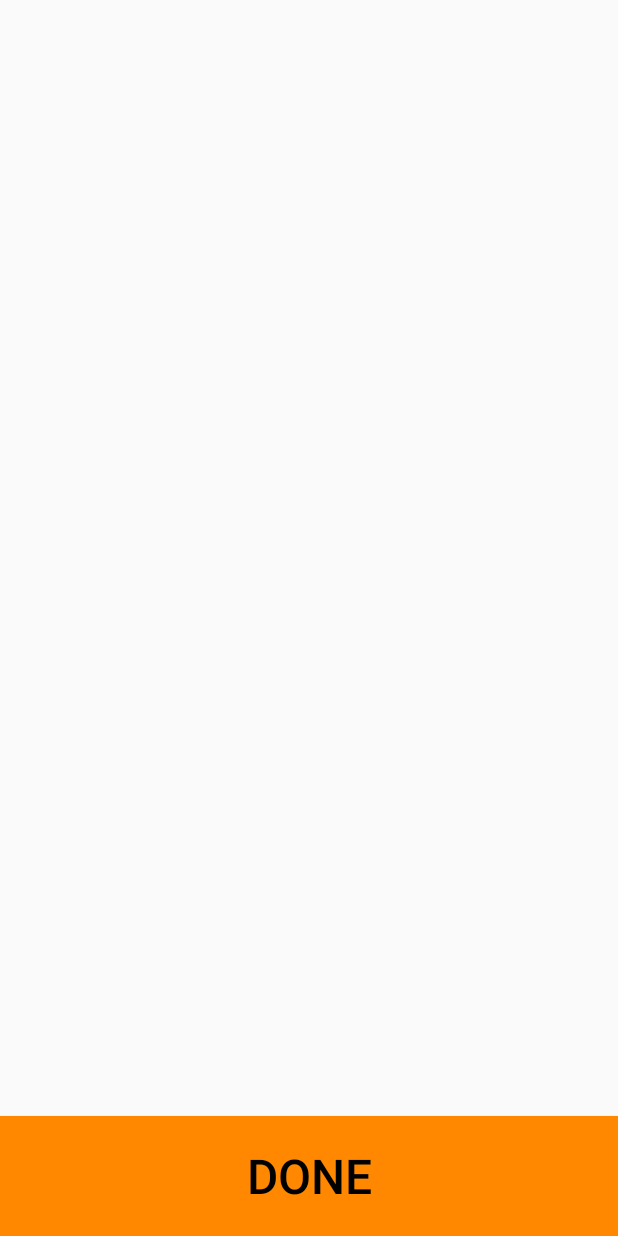
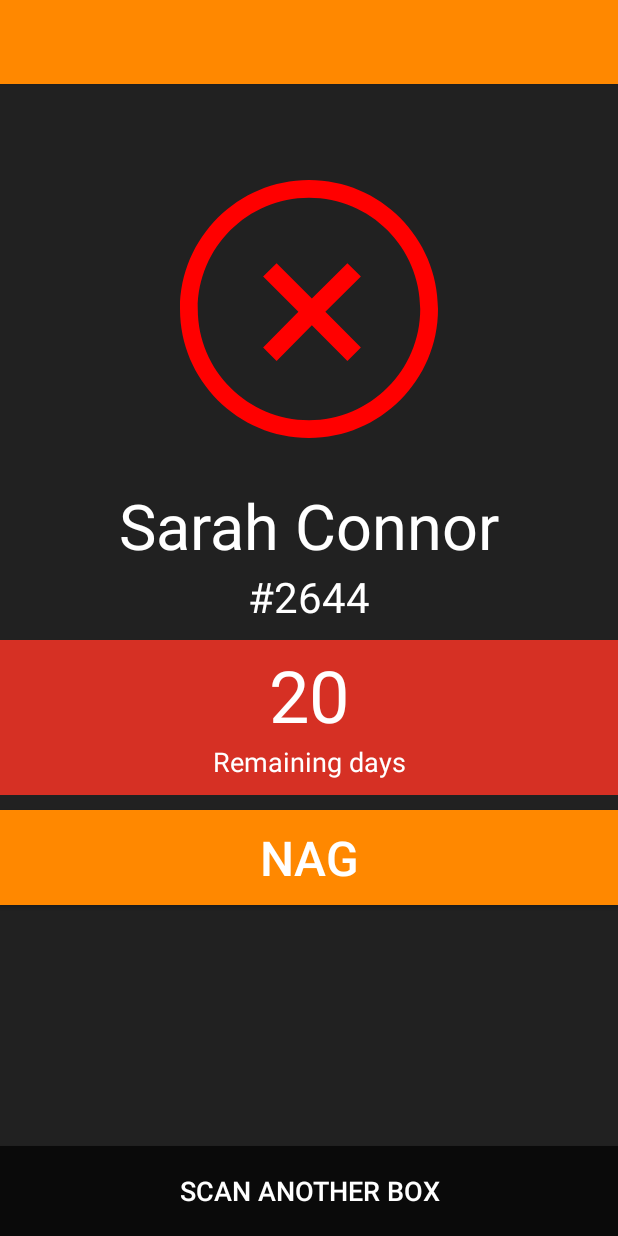
Before and after one commit to makerspace/BoxTerminator-App, an Android app: the TerminationResultActivity screen opened directly, with no data from a screen before it, on a phone screen of 412 x 824 dp. Run offline under Robolectric (Android 15) with nearby library versions, the light colour scheme and no system bars; 4 statements that could not run were skipped.

Commit message:
Update scan result UI

```diff
--- /dev/null
+++ b/app/src/main/res/drawable/ic_noun_cross.xml
@@ -0,0 +1,5 @@
+<vector android:height="24dp" android:viewportHeight="90"
+    android:viewportWidth="90" android:width="24dp" xmlns:android="http://schemas.android.com/apk/res/android">
+    <path android:fillColor="#ffffff" android:pathData="M45,0C20.2,0 0,20.2 0,45 0,69.8 20.2,90 45,90 69.8,90 90,69.8 90,45 90,20.2 69.8,0 45,0ZM45,83.8C23.6,83.8 6.2,66.4 6.2,45 6.2,23.6 23.6,6.2 45,6.2 66.4,6.2 83.8,23.6 83.8,45 83.8,66.4 66.4,83.8 45,83.8Z"/>
+    <path android:fillColor="#ffffff" android:pathData="M33.7,29l-4.7,4.7l12.3,12.3l-12.3,12.4l4.7,4.7l12.3,-12.4l12.4,12.4l4.7,-4.7l-12.4,-12.4l12.4,-12.3l-4.7,-4.7l-12.4,12.3z"/>
+</vector>
--- /dev/null
+++ b/app/src/main/res/drawable/ic_noun_tick.xml
@@ -0,0 +1,5 @@
+<vector android:height="24dp" android:viewportHeight="90"
+    android:viewportWidth="90" android:width="24dp" xmlns:android="http://schemas.android.com/apk/res/android">
+    <path android:fillColor="#ffffff" android:pathData="M45,0C20.2,0 0,20.2 0,45 0,69.8 20.2,90 45,90 69.8,90 90,69.8 90,45 90,20.2 69.8,0 45,0ZM45,83.8C23.6,83.8 6.2,66.4 6.2,45 6.2,23.6 23.6,6.2 45,6.2 66.4,6.2 83.8,23.6 83.8,45 83.8,66.4 66.4,83.8 45,83.8Z"/>
+    <path android:fillColor="#ffffff" android:pathData="M26,49l14.7,12.5l28.4,-28.7l-4.4,-4.3l-24.3,24.6l-10.5,-8.8z"/>
+</vector>
--- a/app/src/main/res/layout/termination_result_activity.xml
+++ b/app/src/main/res/layout/termination_result_activity.xml
@@ -1,75 +1,117 @@
 <?xml version="1.0" encoding="utf-8"?>
 <android.support.constraint.ConstraintLayout
         xmlns:android="http://schemas.android.com/apk/res/android"
-        xmlns:app="http://schemas.android.com/apk/res-auto" xmlns:tools="http://schemas.android.com/tools"
+        xmlns:tools="http://schemas.android.com/tools"
+        xmlns:app="http://schemas.android.com/apk/res-auto"
         android:layout_width="match_parent"
-        android:layout_height="match_parent">
+        android:layout_height="match_parent"
+        android:background="@color/memberBox2Background"
+        tools:context=".termination.TerminationActivity">
 
-    <ImageView
+    <ImageView app:layout_constraintLeft_toLeftOf="parent"
+               android:src="@drawable/ic_noun_cross"
+               android:layout_width="0dp"
+               android:layout_height="0dp"
+               app:layout_constraintStart_toStartOf="parent"
+               app:layout_constraintTop_toTopOf="parent" android:layout_marginTop="120dp"
+               android:id="@+id/member_validity" android:tint="#FF0000"
+               app:layout_constraintEnd_toEndOf="parent"
+               app:layout_constraintDimensionRatio="1:1" android:layout_marginStart="120dp"
+               android:layout_marginEnd="120dp"></ImageView>
+
+    <android.support.design.widget.AppBarLayout
+            android:layout_height="wrap_content"
+            android:layout_width="match_parent" app:layout_constraintTop_toTopOf="parent"
+            app:layout_constraintStart_toStartOf="parent" app:layout_constraintEnd_toEndOf="parent">
+
+        <android.support.v7.widget.Toolbar
+                android:id="@+id/toolbar"
+                android:layout_width="match_parent"
+                android:layout_height="?attr/actionBarSize"
+                android:background="?attr/colorPrimary"/>
+
+    </android.support.design.widget.AppBarLayout>
+
+    <TextView
+            android:layout_width="wrap_content"
+            android:layout_height="wrap_content" android:id="@+id/member_name"
+            android:textColor="@android:color/white" android:text="Sarah Connor" android:textSize="42sp"
+            android:layout_marginTop="30dp" app:layout_constraintTop_toBottomOf="@+id/member_validity"
+            android:layout_marginEnd="8dp" app:layout_constraintEnd_toEndOf="parent" android:layout_marginStart="8dp"
+            app:layout_constraintStart_toStartOf="parent"/>
+    <TextView
+            android:layout_width="wrap_content"
+            android:layout_height="wrap_content" android:id="@+id/member_number"
+            app:layout_constraintTop_toBottomOf="@id/member_name"
+            android:textColor="@android:color/white" android:text="#2644" android:textSize="28sp"
+            android:layout_marginEnd="8dp" app:layout_constraintEnd_toEndOf="parent" android:layout_marginStart="8dp"
+            app:layout_constraintStart_toStartOf="parent"/>
+
+    <android.support.constraint.ConstraintLayout
+            android:layout_width="0dp"
+            android:layout_height="wrap_content" app:layout_constraintTop_toBottomOf="@+id/member_number"
+            app:layout_constraintEnd_toEndOf="parent"
+            app:layout_constraintStart_toStartOf="parent" android:background="@color/memberBoxMembershipVeryOld"
+            android:layout_marginTop="10dp" android:id="@+id/member_remaining_background">
+        <TextView
+                android:layout_width="wrap_content"
+                android:layout_height="wrap_content" android:id="@+id/member_remaining"
+                android:textColor="@android:color/white" android:text="20" android:textSize="48sp"
+                android:textAlignment="center"
+                android:layout_marginTop="4dp"
+                app:layout_constraintTop_toTopOf="parent" android:layout_marginStart="8dp"
+                app:layout_constraintStart_toStartOf="parent" android:layout_marginEnd="8dp"
+                app:layout_constraintEnd_toEndOf="parent"/>
+
+        <TextView
+                android:layout_width="wrap_content"
+                android:layout_height="wrap_content"
+                android:textColor="@android:color/white" android:text="Remaining days" android:textSize="18sp"
+                app:layout_constraintTop_toBottomOf="@+id/member_remaining"
+                android:layout_marginStart="8dp" app:layout_constraintStart_toStartOf="parent"
+                android:layout_marginEnd="8dp" app:layout_constraintEnd_toEndOf="parent" android:textAlignment="center"
+                android:layout_marginBottom="10dp"
+                app:layout_constraintBottom_toBottomOf="parent" android:id="@+id/member_remaining_sub"/>
+    </android.support.constraint.ConstraintLayout>
+
+
+    <Button
             android:layout_width="match_parent"
-            android:layout_height="match_parent"
-            android:id="@+id/terminationResultImg"
-            android:scaleType="fitXY"
-            tools:src="@drawable/terminator"
+            android:layout_height="wrap_content"
+            android:text="Nag"
+
+            android:textSize="32sp"
+            android:elevation="3dp"
+            android:textColor="@color/white"
+            android:background="@android:color/holo_orange_dark"
+            android:padding="10dp"
+            android:id="@+id/terminationResultBtn"
             app:layout_constraintStart_toStartOf="parent"
             app:layout_constraintEnd_toEndOf="parent"
-            app:layout_constraintTop_toTopOf="parent"
+            app:layout_constraintTop_toBottomOf="@+id/member_remaining_background" android:layout_marginTop="10dp"
+            android:layout_marginBottom="8dp" app:layout_constraintBottom_toBottomOf="parent"
+            app:layout_constraintVertical_bias="0.0"/>
+    <Button
+            android:layout_width="match_parent"
+            android:layout_height="60dp"
+            android:text="Scan another box"
+
+            android:textSize="18sp"
+            android:elevation="3dp"
+            android:textColor="@color/white"
+            android:background="@color/memberBox2Back"
+            android:padding="10dp"
+            android:id="@+id/terminationBackBtn"
+            app:layout_constraintStart_toStartOf="parent"
+            app:layout_constraintEnd_toEndOf="parent"
+            app:layout_constraintTop_toBottomOf="@+id/terminationBtn" android:layout_marginTop="8dp"
             app:layout_constraintBottom_toBottomOf="parent"
-    />
-    <TextView
-            tools:text="TextView"
+            app:layout_constraintVertical_bias="1.0"/>
+    <android.support.constraint.Guideline
             android:layout_width="wrap_content"
             android:layout_height="wrap_content"
-            android:textColor="@android:color/white"
-            android:textSize="38sp"
-            android:id="@+id/terminationResultText"
-            app:layout_constraintTop_toTopOf="parent"
-            android:layout_marginTop="32dp"
-            app:layout_constraintStart_toStartOf="parent"
-            android:layout_marginStart="32dp"
-            app:layout_constraintEnd_toEndOf="parent"
-            android:layout_marginEnd="32dp"
-            android:textAlignment="center"/>
-    <TextView
-            tools:text="TextView"
-            android:layout_width="wrap_content"
-            android:layout_height="wrap_content"
-            android:textColor="@android:color/white"
-            android:textSize="28sp"
-            android:id="@+id/terminationDate"
-            app:layout_constraintStart_toStartOf="parent"
-            android:layout_marginStart="24dp"
-            app:layout_constraintEnd_toEndOf="parent"
-            android:layout_marginEnd="24dp"
-            android:textAlignment="center"
-            app:layout_constraintHorizontal_bias="0.548" android:layout_marginBottom="8dp"
-            app:layout_constraintBottom_toTopOf="@+id/terminationDoneBtn"/>
-    <Button
-            android:text="Nag"
-            android:textSize="32sp"
-            android:elevation="3dp"
-            android:textColor="@android:color/black"
-            android:background="@android:color/holo_orange_dark"
-            android:layout_width="match_parent"
-            android:layout_height="80dp"
-            android:visibility="gone"
-            tools:visibility="visible"
-            android:id="@+id/terminationResultBtn"
-            app:layout_constraintEnd_toEndOf="parent"
-            app:layout_constraintStart_toStartOf="parent"
-            android:layout_marginBottom="24dp"
-            app:layout_constraintBottom_toTopOf="@+id/terminationDate"/>
-    <Button
-            android:text="Done"
-            android:textSize="32sp"
-            android:elevation="3dp"
-            android:textColor="@android:color/black"
-            android:background="@android:color/holo_orange_dark"
-            android:layout_width="match_parent"
-            android:layout_height="80dp"
-            android:id="@+id/terminationDoneBtn"
-            app:layout_constraintEnd_toEndOf="parent"
-            app:layout_constraintStart_toStartOf="parent"
-            app:layout_constraintBottom_toBottomOf="parent"/>
+            app:layout_constraintGuide_percent="0.45"
+            android:id="@+id/guideline" app:layout_constraintGuide_begin="20dp"
+            android:orientation="horizontal"/>
 
 </android.support.constraint.ConstraintLayout>
--- a/app/src/main/res/values/colors.xml
+++ b/app/src/main/res/values/colors.xml
@@ -3,4 +3,17 @@
     <color name="colorPrimary">#008577</color>
     <color name="colorPrimaryDark">#00574B</color>
     <color name="colorAccent">#D81B60</color>
+
+    <color name="memberBoxBackground">#212121AA</color>
+    <color name="memberBoxMembershipValid">#63D81B</color>
+    <color name="memberBoxMembershipValidSecondary">#51B315</color>
+    <color name="memberBoxMembershipInvalid">#D8C51B</color>
+    <color name="memberBoxMembershipInvalidSecondary">#A29310</color>
+    <color name="memberBoxMembershipVeryOld">#D63024</color>
+    <color name="memberBoxMembershipVeryOldSecondary">#9E1E15</color>
+
+    <color name="memberBox2Background">#212121</color>
+    <color name="memberBox2Back">#0A0A0A</color>
+
+    <color name="white">#FFFFFF</color>
 </resources>
--- a/app/src/main/res/values/strings.xml
+++ b/app/src/main/res/values/strings.xml
@@ -2,4 +2,5 @@
     <string name="app_name">BoxTerminator</string>
     <string name="burger_open">Drawer open</string>
     <string name="burger_close">Drawer close</string>
+    <string name="member_not_found">Member does not exist</string>
 </resources>
```
Also changed, not shown: app/src/main/java/stockholm/makerspace/boxterminator/termination/TerminationActivity.kt (+17 -14 lines), app/src/main/java/stockholm/makerspace/boxterminator/termination/TerminationContract.kt (+3 -4 lines), app/src/main/java/stockholm/makerspace/boxterminator/termination/result/TerminationResultActivity.kt (+42 -22 lines), app/src/main/res/drawable/ic_noun_dots.xml (added, +10 -0 lines), app/src/main/source/noun_cross.svg (added), app/src/main/source/noun_dots.svg (added), app/src/main/source/noun_tick.svg (added).
